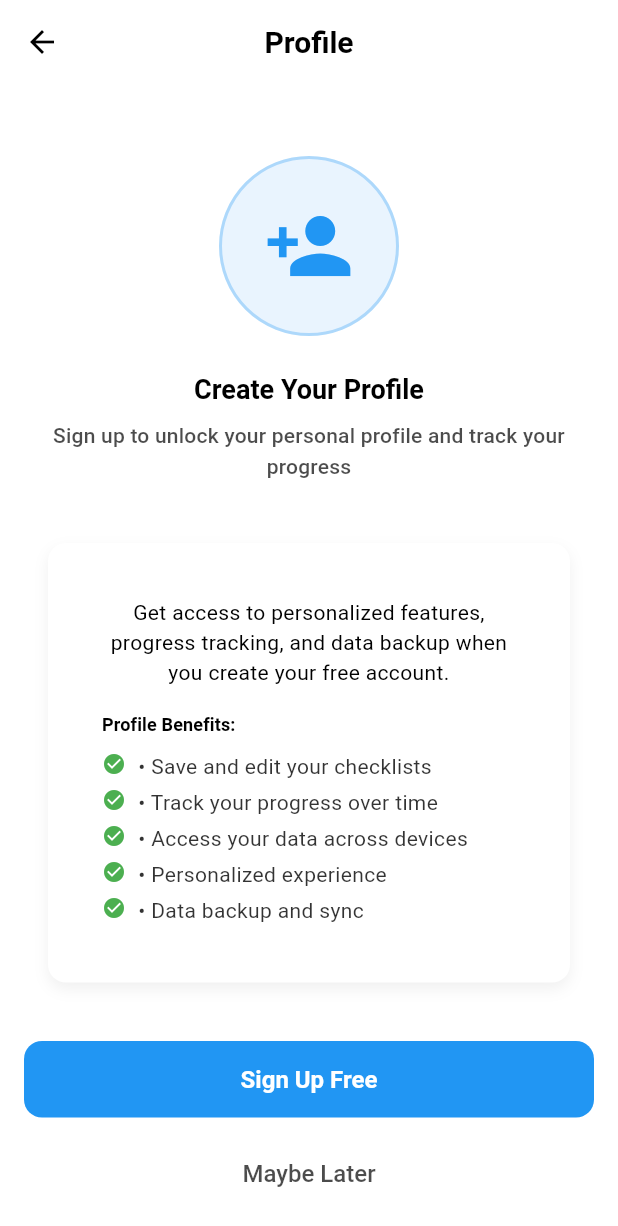
After one commit to karstdiver/checklister, a Flutter app: the AnonymousProfileEncouragement screen opened directly, on a phone screen of 412 x 824 dp. The commit adds this screen. Shown: the top 1226 px of the screen. Run offline on Flutter 3.47's test engine with Material 3 defaults, Android fonts, the phone set to English and light mode, and no system bars; our stand-ins replace cloud_firestore, easy_localization, firebase_analytics, firebase_auth, firebase_core, firebase_storage and 5 more; accounts and stored records are empty; generated files the repository leaves out were written again.

Commit message:
Add anonymous user profile encouragement screen
- Create AnonymousProfileEncouragement widget with proper localization
- Add translation keys for encouragement text in English and Spanish
- Update profile overview and edit screens to show encouragement for anonymous users
- Fix anonymous user detection by checking currentUser.isAnonymous
- Replace 'profile not found' error with friendly encouragement screen
- Use codebase's translation pattern with ref.watch(translationProvider)

Anonymous users now see a beautiful encouragement screen instead of error messages when accessing profile features.

```diff
--- a/app/assets/translations/en_US.json
+++ b/app/assets/translations/en_US.json
@@ -201,5 +201,14 @@
   "create_free_account": "Create Your Free Account",
   "signup_unlock_list": "Sign up to unlock:\n• Save and edit your checklists\n• Session history and progress tracking\n• Checklist templates\n• Data backup and sync\n• Create up to 5 checklists with 15 items each",
   "signup_flow_coming_soon": "Signup flow coming soon!",
-  "upgrade_flow_coming_soon": "Upgrade flow coming soon!"
+  "upgrade_flow_coming_soon": "Upgrade flow coming soon!",
+  "anonymous_profile_encouragement_title": "Create Your Profile",
+  "anonymous_profile_encouragement_subtitle": "Sign up to unlock your personal profile and track your progress",
+  "anonymous_profile_encouragement_description": "Get access to personalized features, progress tracking, and data backup when you create your free account.",
+  "anonymous_profile_benefits": "Profile Benefits:",
+  "anonymous_profile_benefit_1": "• Save and edit your checklists",
+  "anonymous_profile_benefit_2": "• Track your progress over time",
+  "anonymous_profile_benefit_3": "• Access your data across devices",
+  "anonymous_profile_benefit_4": "• Personalized experience",
+  "anonymous_profile_benefit_5": "• Data backup and sync"
 }
--- /dev/null
+++ b/app/lib/core/widgets/anonymous_profile_encouragement.dart
@@ -0,0 +1,259 @@
+import 'package:flutter/material.dart';
+import 'package:flutter_riverpod/flutter_riverpod.dart';
+import '../services/translation_service.dart';
+import '../../shared/widgets/app_card.dart';
+
+class AnonymousProfileEncouragement extends ConsumerWidget {
+  final VoidCallback? onSignUp;
+  final VoidCallback? onMaybeLater;
+
+  const AnonymousProfileEncouragement({
+    super.key,
+    this.onSignUp,
+    this.onMaybeLater,
+  });
+
+  @override
+  Widget build(BuildContext context, WidgetRef ref) {
+    // Watch the translation provider to trigger rebuilds when language changes
+    ref.watch(translationProvider);
+
+    return Scaffold(
+      appBar: AppBar(
+        title: Text(TranslationService.translate('profile')),
+        leading: IconButton(
+          onPressed: () => Navigator.of(context).pop(),
+          icon: const Icon(Icons.arrow_back),
+        ),
+      ),
+      body: Padding(
+        padding: const EdgeInsets.all(16),
+        child: Column(
+          children: [
+            Expanded(
+              child: SingleChildScrollView(
+                child: Column(
+                  children: [
+                    const SizedBox(height: 32),
+
+                    // Profile Icon
+                    Container(
+                      width: 120,
+                      height: 120,
+                      decoration: BoxDecoration(
+                        color: Colors.blue.withValues(alpha: 0.1),
+                        shape: BoxShape.circle,
+                        border: Border.all(
+                          color: Colors.blue.withValues(alpha: 0.3),
+                          width: 2,
+                        ),
+                      ),
+                      child: Icon(
+                        Icons.person_add,
+                        size: 60,
+                        color: Colors.blue,
+                      ),
+                    ),
+
+                    const SizedBox(height: 24),
+
+                    // Title
+                    Text(
+                      TranslationService.translate(
+                        'anonymous_profile_encouragement_title',
+                      ),
+                      style: Theme.of(context).textTheme.headlineSmall
+                          ?.copyWith(
+                            fontWeight: FontWeight.bold,
+                            color: Theme.of(context).colorScheme.onSurface,
+                          ),
+                      textAlign: TextAlign.center,
+                    ),
+
+                    const SizedBox(height: 8),
+
+                    // Subtitle
+                    Text(
+                      TranslationService.translate(
+                        'anonymous_profile_encouragement_subtitle',
+                      ),
+                      style: Theme.of(context).textTheme.titleMedium?.copyWith(
+                        color: Theme.of(
+                          context,
+                        ).colorScheme.onSurface.withValues(alpha: 0.7),
+                      ),
+                      textAlign: TextAlign.center,
+                    ),
+
+                    const SizedBox(height: 24),
+
+                    // Description Card
+                    AppCard(
+                      child: Padding(
+                        padding: const EdgeInsets.all(16),
+                        child: Column(
+                          crossAxisAlignment: CrossAxisAlignment.start,
+                          children: [
+                            Text(
+                              TranslationService.translate(
+                                'anonymous_profile_encouragement_description',
+                              ),
+                              style: Theme.of(context).textTheme.bodyMedium
+                                  ?.copyWith(
+                                    color: Theme.of(
+                                      context,
+                                    ).colorScheme.onSurface,
+                                  ),
+                              textAlign: TextAlign.center,
+                            ),
+
+                            const SizedBox(height: 16),
+
+                            Text(
+                              TranslationService.translate(
+                                'anonymous_profile_benefits',
+                              ),
+                              style: Theme.of(context).textTheme.titleSmall
+                                  ?.copyWith(
+                                    fontWeight: FontWeight.bold,
+                                    color: Theme.of(
+                                      context,
+                                    ).colorScheme.onSurface,
+                                  ),
+                            ),
+
+                            const SizedBox(height: 8),
+
+                            _buildBenefitItem(
+                              TranslationService.translate(
+                                'anonymous_profile_benefit_1',
+                              ),
+                            ),
+                            _buildBenefitItem(
+                              TranslationService.translate(
+                                'anonymous_profile_benefit_2',
+                              ),
+                            ),
+                            _buildBenefitItem(
+                              TranslationService.translate(
+                                'anonymous_profile_benefit_3',
+                              ),
+                            ),
+                            _buildBenefitItem(
+                              TranslationService.translate(
+                                'anonymous_profile_benefit_4',
+                              ),
+                            ),
+                            _buildBenefitItem(
+                              TranslationService.translate(
+                                'anonymous_profile_benefit_5',
+                              ),
+                            ),
+                          ],
+                        ),
+                      ),
+                    ),
+                  ],
+                ),
+              ),
+            ),
+
+            // Action Buttons
+            Column(
+              children: [
+                SizedBox(
+                  width: double.infinity,
+                  child: ElevatedButton(
+                    onPressed:
+                        onSignUp ??
+                        () {
+                          // TODO: Navigate to signup screen
+                          ScaffoldMessenger.of(context).showSnackBar(
+                            SnackBar(
+                              content: Text(
+                                TranslationService.translate(
+                                  'signup_flow_coming_soon',
+                                ),
+                              ),
+                            ),
+                          );
+                        },
+                    style: ElevatedButton.styleFrom(
+                      backgroundColor: Colors.blue,
+                      foregroundColor: Colors.white,
+                      padding: const EdgeInsets.symmetric(vertical: 16),
+                      shape: RoundedRectangleBorder(
+                        borderRadius: BorderRadius.circular(12),
+                      ),
+                    ),
+                    child: Text(
+                      TranslationService.translate('sign_up_free'),
+                      style: const TextStyle(
+                        fontSize: 16,
+                        fontWeight: FontWeight.bold,
+                      ),
+                    ),
+                  ),
+                ),
+
+                const SizedBox(height: 12),
+
+                SizedBox(
+                  width: double.infinity,
+                  child: TextButton(
+                    onPressed:
+                        onMaybeLater ??
+                        () {
+                          Navigator.of(context).pop();
+                        },
+                    style: TextButton.styleFrom(
+                      padding: const EdgeInsets.symmetric(vertical: 16),
+                      shape: RoundedRectangleBorder(
+                        borderRadius: BorderRadius.circular(12),
+                      ),
+                    ),
+                    child: Text(
+                      TranslationService.translate('maybe_later'),
+                      style: TextStyle(
+                        fontSize: 16,
+                        color: Theme.of(
+                          context,
+                        ).colorScheme.onSurface.withValues(alpha: 0.7),
+                      ),
+                    ),
+                  ),
+                ),
+              ],
+            ),
+          ],
+        ),
+      ),
+    );
+  }
+
+  Widget _buildBenefitItem(String text) {
+    return Builder(
+      builder: (context) => Padding(
+        padding: const EdgeInsets.symmetric(vertical: 2),
+        child: Row(
+          crossAxisAlignment: CrossAxisAlignment.start,
+          children: [
+            Icon(Icons.check_circle, color: Colors.green, size: 16),
+            const SizedBox(width: 8),
+            Expanded(
+              child: Text(
+                text,
+                style: TextStyle(
+                  fontSize: 14,
+                  color: Theme.of(
+                    context,
+                  ).colorScheme.onSurface.withValues(alpha: 0.8),
+                ),
+              ),
+            ),
+          ],
+        ),
+      ),
+    );
+  }
+}
--- a/app/lib/features/settings/presentation/profile_edit_screen.dart
+++ b/app/lib/features/settings/presentation/profile_edit_screen.dart
@@ -9,6 +9,7 @@ import '../../../features/auth/presentation/widgets/profile_image_picker.dart';
 import '../../../core/services/translation_service.dart';
 import '../../../core/widgets/feature_guard.dart';
 import '../../../core/widgets/signup_encouragement.dart';
+import '../../../core/widgets/anonymous_profile_encouragement.dart';
 import '../../../core/domain/user_tier.dart';
 import '../../../core/providers/privilege_provider.dart';
 import '../../../core/widgets/privilege_test_panel.dart';
@@ -153,6 +154,13 @@ class _ProfileEditScreenState extends ConsumerState<ProfileEditScreen> {
 
     return Consumer(
       builder: (context, ref, child) {
+        final currentUser = ref.watch(currentUserProvider);
+
+        // Show encouragement screen for anonymous users
+        if (currentUser == null || currentUser.isAnonymous) {
+          return AnonymousProfileEncouragement();
+        }
+
         return Scaffold(
           appBar: AppBar(
             title: Text(TranslationService.translate('edit_profile')),
--- a/app/lib/features/settings/presentation/profile_overview_screen.dart
+++ b/app/lib/features/settings/presentation/profile_overview_screen.dart
@@ -9,6 +9,7 @@ import '../../../features/auth/presentation/widgets/profile_image_picker.dart';
 import '../../../core/services/translation_service.dart';
 import '../../../core/widgets/feature_guard.dart';
 import '../../../core/widgets/signup_encouragement.dart';
+import '../../../core/widgets/anonymous_profile_encouragement.dart';
 import '../../../core/domain/user_tier.dart';
 import '../../../core/providers/privilege_provider.dart';
 
@@ -81,6 +82,11 @@ class _ProfileOverviewScreenState extends ConsumerState<ProfileOverviewScreen> {
         final navigationNotifier = ref.read(
           navigationNotifierProvider.notifier,
         );
+
+        // Show encouragement screen for anonymous users
+        if (currentUser == null || currentUser.isAnonymous) {
+          return AnonymousProfileEncouragement();
+        }
 
         return Scaffold(
           appBar: AppBar(
```
Also changed, not shown: app/assets/translations/es_ES.json (+10 -1 lines).
